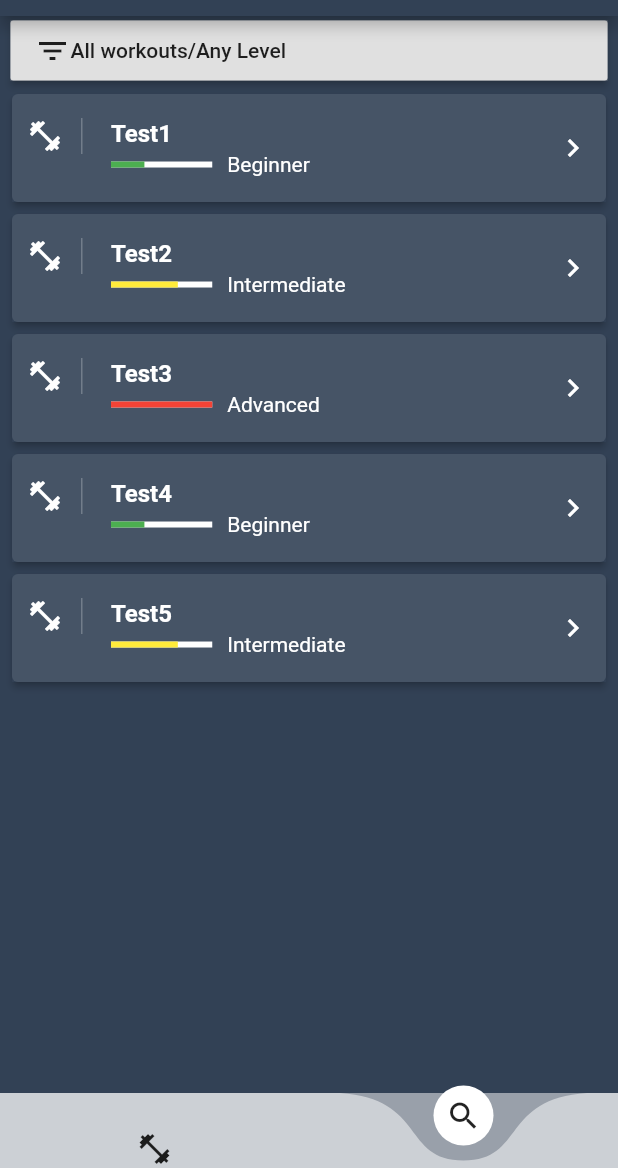
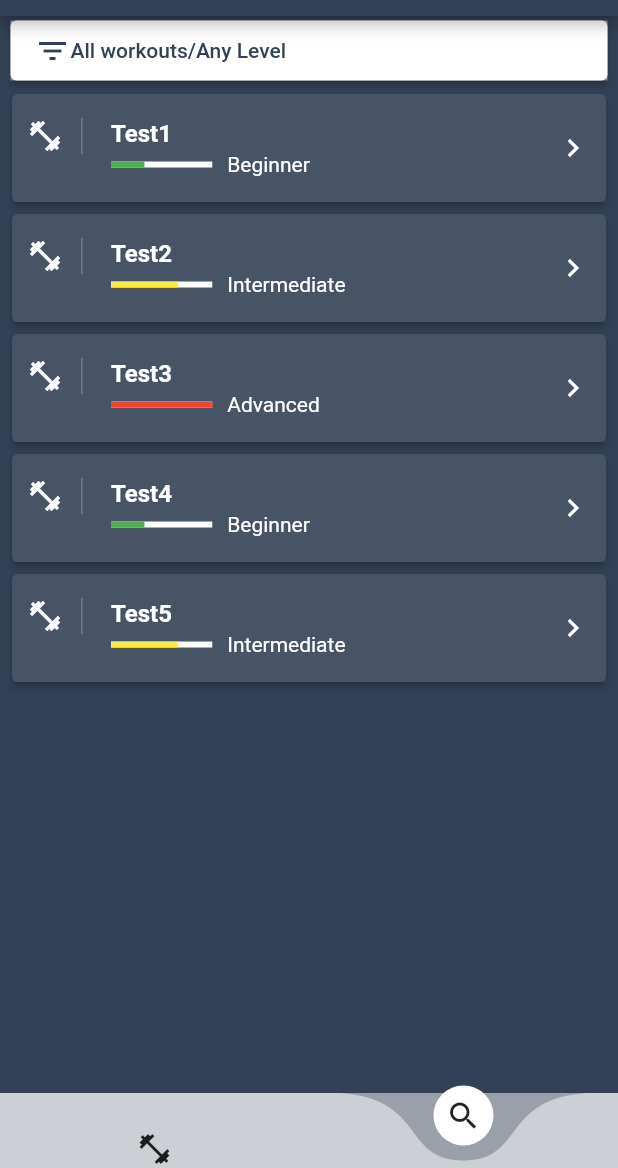
Before and after one commit to Abibor/maxfit, a Flutter app: the screen it shows after launch, item 2 of the bottom bar chosen, on a phone screen of 412 x 824 dp, the part 68-1236 px from its top. Run offline on Flutter 3.47's test engine with Material 2 defaults, Android fonts, the phone set to English and light mode, and no system bars; drawn by our look-alikes of curved_navigation_bar; our stand-ins replace firebase_auth, firebase_core; accounts and stored records are empty.

Commit message:
Initial commit

```diff
--- a/lib/components/workouts-list.dart
+++ b/lib/components/workouts-list.dart
@@ -97,7 +97,11 @@ class _WorkoutsListState extends State<WorkoutsList> {
       margin: const EdgeInsets.only(top: 3, left: 7, right: 7, bottom: 5),
       decoration: BoxDecoration(color: Colors.white.withOpacity(0.5)),
       height: 40,
-      child: RaisedButton(
+      child: ElevatedButton(
+        style: ElevatedButton.styleFrom(
+          primary: Colors.white,
+          onPrimary: Theme.of(context).primaryColor, // foreground
+        ),
         child: Row(
           children: <Widget>[
             const Icon(Icons.filter_list),
@@ -139,7 +143,7 @@ class _WorkoutsListState extends State<WorkoutsList> {
           child: Column(
             children: [
               SwitchListTile(
-                title: Text('Only My Workouts', style: TextStyle(color: Colors.black),),
+                title: const Text('Only My Workouts', style: TextStyle(color: Colors.black),),
                 value: filterOnlyMyWorkouts,
                 onChanged: (bool val) =>
                     setState(() => filterOnlyMyWorkouts = val)),
@@ -160,22 +164,29 @@ class _WorkoutsListState extends State<WorkoutsList> {
                 children: <Widget>[
                   Expanded(
                     flex: 1,
-                    child: RaisedButton(
+                    child: ElevatedButton(
+                      style: ElevatedButton.styleFrom(
+                        primary: Theme.of(context).primaryColor,
+                        onPrimary: Colors.white, // foreground
+                      ),
                       onPressed: (){
                         filter();
                       },
-                      color: Theme.of(context).primaryColor,
+                      //color: Theme.of(context).primaryColor,
                       child: const Text("Apply", style: TextStyle(color: Colors.white)),
                     ),
                   ),
                   const SizedBox(width: 10),
                   Expanded(
                     flex: 1,
-                    child: RaisedButton(
+                    child: ElevatedButton(
                       onPressed: (){
                         clearFilter();
                       },
-                      color: Colors.red,
+                      style: ElevatedButton.styleFrom(
+                        primary: Colors.red,
+                        onPrimary: Colors.white, // foreground
+                      ),
                       child: const Text("Clear", style: TextStyle(color: Colors.white)),
                     ),
                   )
--- a/lib/screens/home.dart
+++ b/lib/screens/home.dart
@@ -16,7 +16,7 @@ class _HomePageState extends State<HomePage> {
   @override
   Widget build(BuildContext context) {
     var NavigationBar = CurvedNavigationBar(
-      items: <Widget>[
+      items: const <Widget>[
         Icon(Icons.fitness_center),
         Icon(Icons.search)
       ],
@@ -26,7 +26,7 @@ class _HomePageState extends State<HomePage> {
       buttonBackgroundColor: Colors.white,
       backgroundColor: Colors.white.withOpacity(0.5),
       animationCurve: Curves.easeInOut,
-      animationDuration: Duration(milliseconds: 500),
+      animationDuration: const Duration(milliseconds: 500),
       onTap: (int index){
         setState(() => sectionIndex = index);
       },
@@ -41,28 +41,6 @@ class _HomePageState extends State<HomePage> {
       ),
       body: sectionIndex == 0 ? const ActiveWorkouts() : WorkoutsList(),
       bottomNavigationBar:NavigationBar
-      /*
-      //Простой navigation bar с двумя кнопками снизу
-      bottomNavigationBar: BottomNavigationBar(
-        items: const<BottomNavigationBarItem>[
-          BottomNavigationBarItem(
-            icon: Icon(Icons.fitness_center),
-            label: 'My Workouts'
-          ),
-          BottomNavigationBarItem(
-            icon: Icon(Icons.search),
-              label: 'Find Workouts'
-          ),
-        ],
-        currentIndex: sectionIndex,
-        backgroundColor: Colors.white30,
-        selectedItemColor: Colors.white,
-        onTap: (int index){
-          setState(() => sectionIndex = index);
-        },
-      ),
-
-      */
 
     );
   }
```
